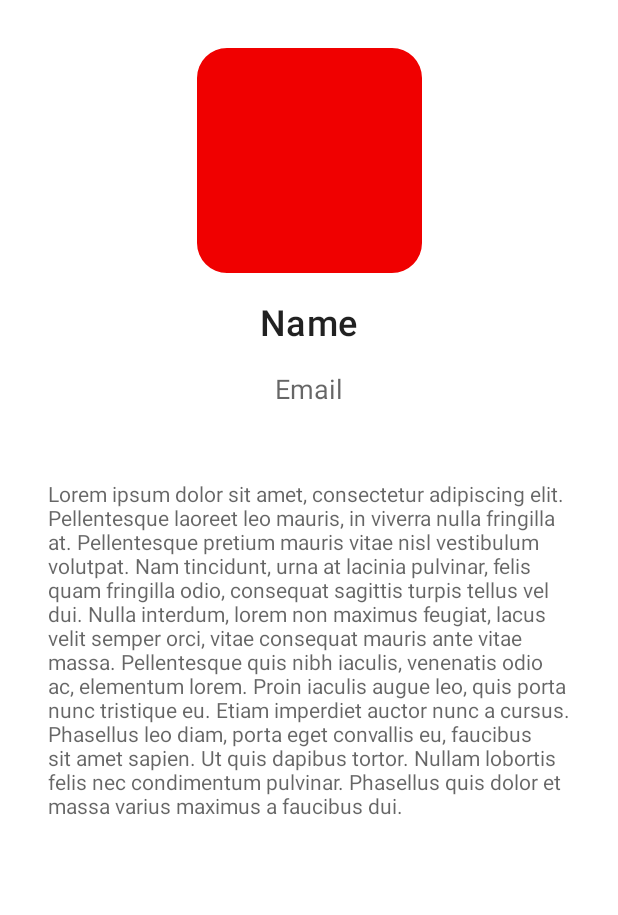
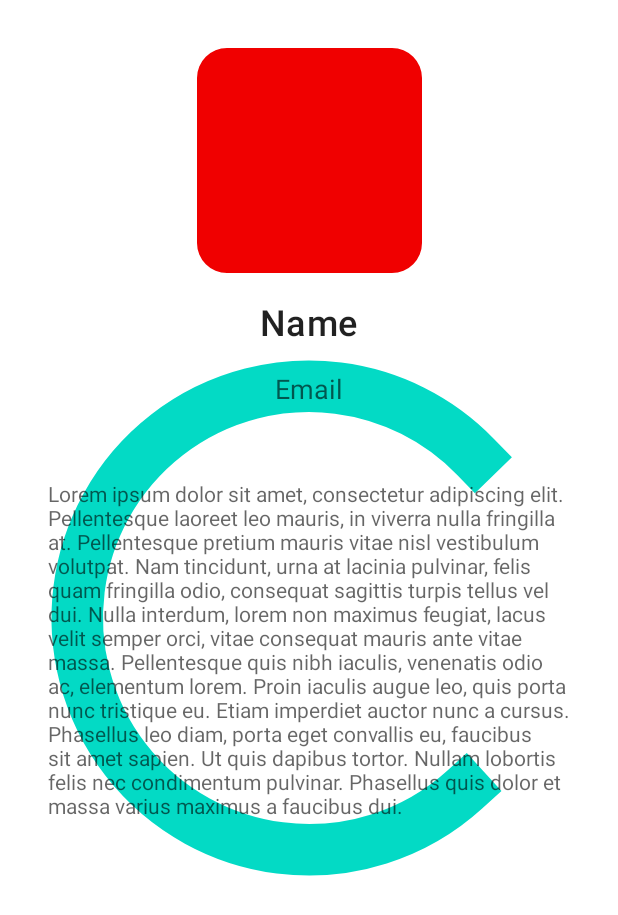
Before and after one commit to daffarandika/AccountViewer, an Android app: the DetailActivity screen opened directly, with no data from a screen before it, on a phone screen of 412 x 824 dp. Shown: the top 915 px of the screen. Run offline under Robolectric (Android 15) with nearby library versions, the phone set to English and light mode, and no system bars; network calls fail.

Commit message:
added progress bar

```diff
--- a/app/src/main/java/com/example/accountsapi/MainActivity.kt
+++ b/app/src/main/java/com/example/accountsapi/MainActivity.kt
@@ -2,8 +2,7 @@ package com.example.accountsapi
 
 import androidx.appcompat.app.AppCompatActivity
 import android.os.Bundle
-import android.util.Log
-import android.view.Menu
+import android.view.View
 import androidx.lifecycle.lifecycleScope
 import androidx.recyclerview.widget.LinearLayoutManager
 import com.example.accountsapi.adapter.AccountAdapter
@@ -11,7 +10,6 @@ import com.example.accountsapi.databinding.ActivityMainBinding
 import com.example.accountsapi.model.AccountModel
 import kotlinx.coroutines.Dispatchers
 import kotlinx.coroutines.launch
-import kotlinx.coroutines.runBlocking
 import kotlinx.coroutines.withContext
 import org.json.JSONObject
 import java.net.HttpURLConnection
@@ -24,6 +22,7 @@ class MainActivity : AppCompatActivity() {
         super.onCreate(savedInstanceState)
         binding = ActivityMainBinding.inflate(layoutInflater)
         setContentView(binding.root)
+        binding.pb.visibility = View.VISIBLE
         lifecycleScope.launch(Dispatchers.IO) {
             val conn = URL("https://reqres.in/api/users?page=1").openConnection() as HttpURLConnection
             val inputString = conn.inputStream.bufferedReader().readText()
@@ -44,6 +43,7 @@ class MainActivity : AppCompatActivity() {
                     layoutManager = LinearLayoutManager(this@MainActivity)
                     adapter = AccountAdapter(this@MainActivity, accounts)
                 }
+                binding.pb.visibility = View.GONE
             }
         }
     }
--- a/app/src/main/res/layout/account_detail.xml
+++ b/app/src/main/res/layout/account_detail.xml
@@ -3,6 +3,16 @@
     android:layout_width="match_parent"
     android:layout_height="match_parent"
     xmlns:app="http://schemas.android.com/apk/res-auto">
+
+    <ProgressBar
+        android:id="@+id/pb"
+        android:layout_width="match_parent"
+        android:layout_height="match_parent"
+        app:layout_constraintStart_toStartOf="parent"
+        app:layout_constraintEnd_toEndOf="parent"
+        app:layout_constraintTop_toTopOf="parent"
+        app:layout_constraintBottom_toBottomOf="parent"
+        />
 
     <com.google.android.material.imageview.ShapeableImageView
         android:layout_width="150dp"
```
Also changed, not shown: app/src/main/java/com/example/accountsapi/DetailActivity.kt (+36 -17 lines), app/src/main/java/com/example/accountsapi/utils/Helper.kt (+0 -13 lines), app/src/main/res/layout/activity_main.xml (+9 -0 lines).
